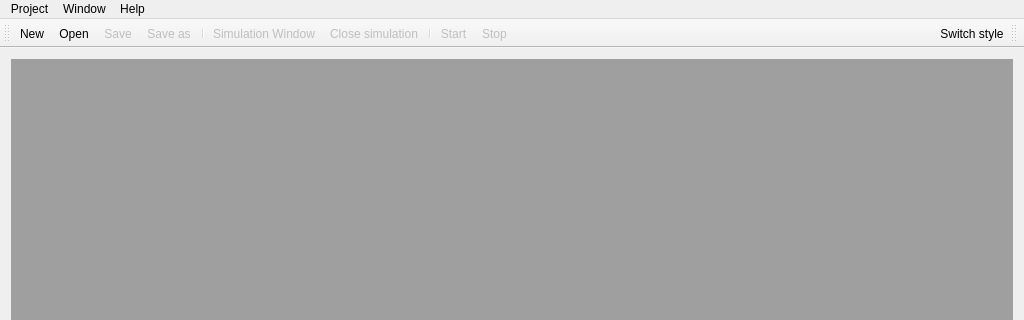
Qt form src/gui/mainwindow.ui (GENIVI/CANdevStudio) before a commit; both pictures show x 0 to 1024 and y 0 to 320 of the 1024 by 768 pixel window.
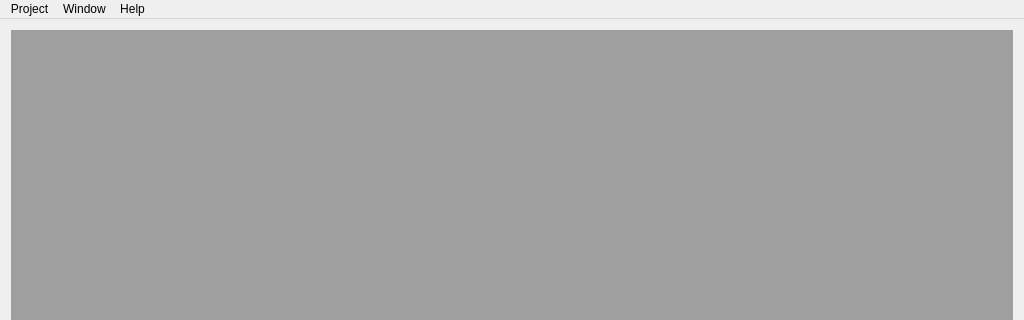
The same form after that commit. Icons and pictures are not drawn.

Commit message: Adding customized toolbar acording to style guide

```diff
--- a/src/gui/mainwindow.ui
+++ b/src/gui/mainwindow.ui
@@ -40,39 +40,6 @@
     </item>
    </layout>
   </widget>
-  <widget class="QToolBar" name="toolBar">
-   <property name="windowTitle">
-    <string>toolBar</string>
-   </property>
-   <attribute name="toolBarArea">
-    <enum>TopToolBarArea</enum>
-   </attribute>
-   <attribute name="toolBarBreak">
-    <bool>false</bool>
-   </attribute>
-   <addaction name="actionNew"/>
-   <addaction name="actionLoad"/>
-   <addaction name="actionSave"/>
-   <addaction name="actionSaveAs"/>
-   <addaction name="separator"/>
-   <addaction name="actionSimulation"/>
-   <addaction name="actionClose"/>
-   <addaction name="separator"/>
-   <addaction name="actionStart"/>
-   <addaction name="actionStop"/>
-  </widget>
-  <widget class="QToolBar" name="toolBar2">
-   <property name="windowTitle">
-    <string>toolBar2</string>
-   </property>
-   <attribute name="toolBarArea">
-    <enum>TopToolBarArea</enum>
-   </attribute>
-   <property name="layoutDirection">
-    <enum>Qt::RightToLeft</enum>
-   </property>
-   <addaction name="actionSwitchStyle"/>
-  </widget>
   <widget class="QMenuBar" name="menuBar">
    <property name="geometry">
     <rect>
```
Left out of the diff: 42 changed lines with no effect on the pictures. The commit also changes 18 other files.
